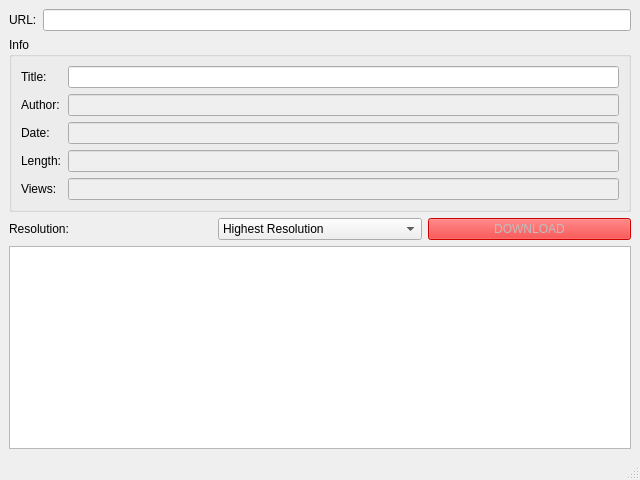
The window that mainwindow.ui (lgnq/YouTubeToPC) describes before a commit, drawn with Qt 5.
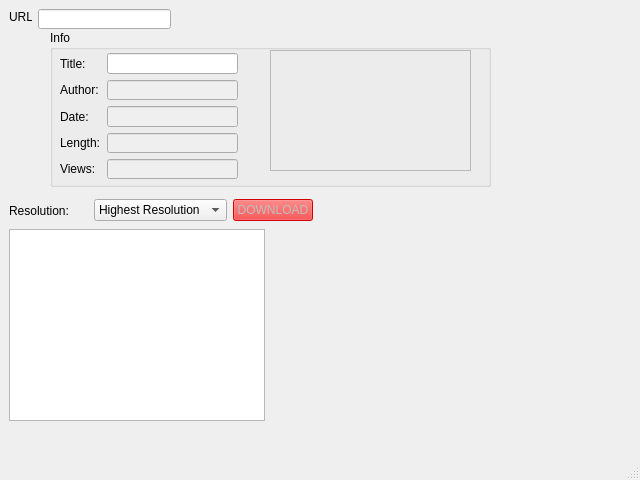
The same window after the commit. Icons and pictures are not drawn.

Commit message: add a lable for display thumbnail

Patch:
```diff
--- a/mainwindow.ui
+++ b/mainwindow.ui
@@ -14,22 +14,68 @@
    <string>YouTubeToPC</string>
   </property>
   <widget class="QWidget" name="centralwidget">
-   <layout class="QGridLayout" name="gridLayout_2">
-    <item row="0" column="0">
-     <widget class="QLabel" name="label">
-      <property name="text">
-       <string>URL:</string>
-      </property>
-     </widget>
-    </item>
-    <item row="0" column="1">
-     <widget class="QLineEdit" name="url"/>
-    </item>
-    <item row="1" column="0" colspan="2">
+   <widget class="QTextBrowser" name="console">
+    <property name="geometry">
+     <rect>
+      <x>9</x>
+      <y>229</y>
+      <width>256</width>
+      <height>192</height>
+     </rect>
+    </property>
+   </widget>
      <widget class="QGroupBox" name="groupBox">
+    <property name="geometry">
+     <rect>
+      <x>50</x>
+      <y>30</y>
+      <width>441</width>
+      <height>157</height>
+     </rect>
+    </property>
       <property name="title">
        <string>Info</string>
       </property>
+    <widget class="QLabel" name="thumbnail">
+     <property name="geometry">
+      <rect>
+       <x>220</x>
+       <y>20</y>
+       <width>201</width>
+       <height>121</height>
+      </rect>
+     </property>
+     <property name="sizePolicy">
+      <sizepolicy hsizetype="Preferred" vsizetype="Preferred">
+       <horstretch>0</horstretch>
+       <verstretch>0</verstretch>
+      </sizepolicy>
+     </property>
+     <property name="frameShape">
+      <enum>QFrame::StyledPanel</enum>
+     </property>
+     <property name="text">
+      <string/>
+     </property>
+     <property name="pixmap">
+      <pixmap>image/tumbnail.png</pixmap>
+     </property>
+     <property name="scaledContents">
+      <bool>true</bool>
+     </property>
+     <property name="alignment">
+      <set>Qt::AlignCenter</set>
+     </property>
+    </widget>
+    <widget class="QWidget" name="">
+     <property name="geometry">
+      <rect>
+       <x>10</x>
+       <y>23</y>
+       <width>178</width>
+       <height>126</height>
+      </rect>
+     </property>
       <layout class="QGridLayout" name="gridLayout">
        <item row="0" column="0">
         <widget class="QLabel" name="label_2">
@@ -108,8 +154,16 @@
        </item>
       </layout>
      </widget>
-    </item>
-    <item row="2" column="0" colspan="2">
+   </widget>
+   <widget class="QWidget" name="">
+    <property name="geometry">
+     <rect>
+      <x>9</x>
+      <y>198</y>
+      <width>304</width>
+      <height>25</height>
+     </rect>
+    </property>
      <layout class="QHBoxLayout" name="horizontalLayout">
       <item>
        <widget class="QLabel" name="label_3">
@@ -153,11 +207,30 @@
        </widget>
       </item>
      </layout>
-    </item>
-    <item row="3" column="0" colspan="2">
-     <widget class="QTextBrowser" name="console"/>
-    </item>
-   </layout>
+   </widget>
+   <widget class="QLabel" name="label">
+    <property name="geometry">
+     <rect>
+      <x>9</x>
+      <y>9</y>
+      <width>23</width>
+      <height>16</height>
+     </rect>
+    </property>
+    <property name="text">
+     <string>URL:</string>
+    </property>
+   </widget>
+   <widget class="QLineEdit" name="url">
+    <property name="geometry">
+     <rect>
+      <x>38</x>
+      <y>9</y>
+      <width>133</width>
+      <height>20</height>
+     </rect>
+    </property>
+   </widget>
   </widget>
   <widget class="QMenuBar" name="menubar">
    <property name="geometry">
```
Lines whose indentation alone changed are shown as unchanged. The commit also changes 10 other files.
